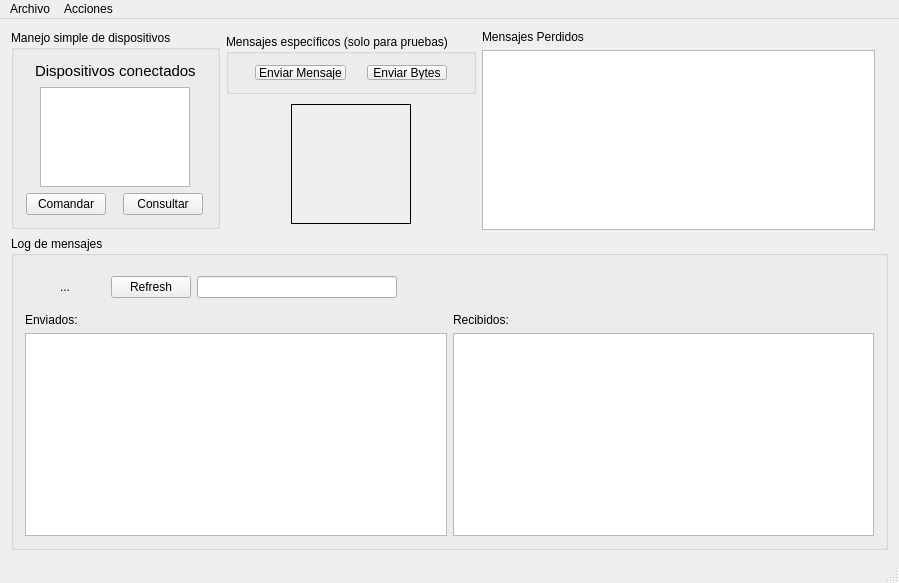
Above: mainwindow.ui from arukagiri/interfazLAC before the change. Below: the same form after it.
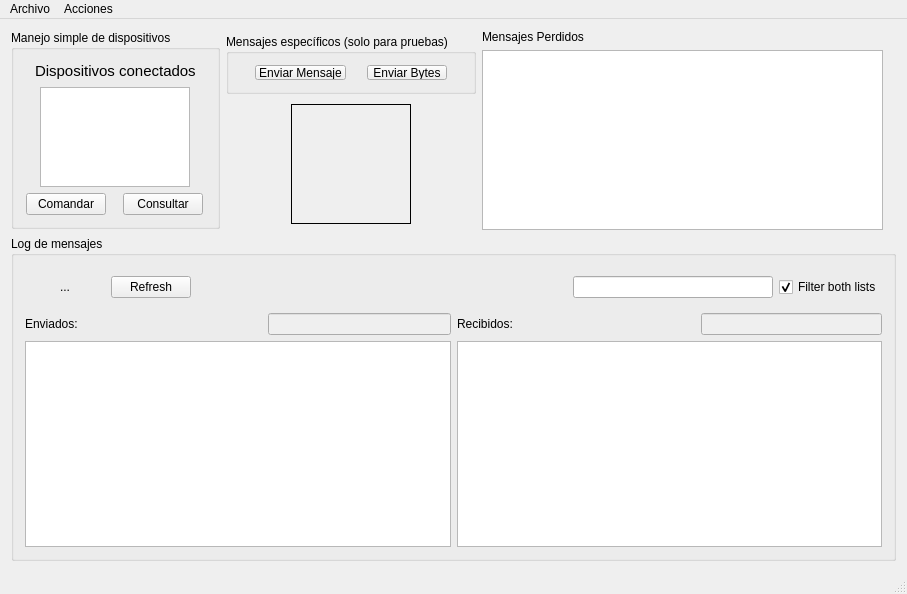
That is the form after the change. Icons and pictures are not drawn.

Commit message: Fixed search bar issues and added two more specific

Patch:
```diff
--- a/mainwindow.ui
+++ b/mainwindow.ui
@@ -6,8 +6,8 @@
    <rect>
     <x>0</x>
     <y>0</y>
-    <width>899</width>
-    <height>583</height>
+    <width>907</width>
+    <height>594</height>
    </rect>
   </property>
   <property name="windowTitle">
@@ -415,8 +415,8 @@
       <property name="title">
        <string>Log de mensajes</string>
       </property>
-      <layout class="QVBoxLayout" name="verticalLayout_6">
-       <item>
+      <layout class="QGridLayout" name="gridLayout_2">
+       <item row="0" column="0" colspan="2">
         <layout class="QHBoxLayout" name="horizontalLayout_3">
          <item>
           <widget class="QToolButton" name="logButton">
@@ -458,6 +458,19 @@
            </property>
           </widget>
          </item>
+         <item>
+          <spacer name="horizontalSpacer_2">
+           <property name="orientation">
+            <enum>Qt::Horizontal</enum>
+           </property>
+           <property name="sizeHint" stdset="0">
+            <size>
+             <width>40</width>
+             <height>20</height>
+            </size>
+           </property>
+          </spacer>
+         </item>
          <item>
           <widget class="QLineEdit" name="searchBar">
            <property name="sizePolicy">
@@ -484,25 +497,22 @@
           </widget>
          </item>
          <item>
-          <spacer name="horizontalSpacer_2">
-           <property name="orientation">
-            <enum>Qt::Horizontal</enum>
+          <widget class="QCheckBox" name="checkBox">
+           <property name="text">
+            <string>Filter both lists</string>
            </property>
-           <property name="sizeHint" stdset="0">
-            <size>
-             <width>40</width>
-             <height>20</height>
-            </size>
+           <property name="checked">
+            <bool>true</bool>
            </property>
-          </spacer>
+          </widget>
          </item>
         </layout>
        </item>
-       <item>
-        <layout class="QHBoxLayout" name="horizontalLayout_9">
-         <item>
+       <item row="1" column="0">
           <layout class="QVBoxLayout" name="verticalLayout_4">
            <item>
+          <layout class="QHBoxLayout" name="horizontalLayout_9">
+           <item>
             <widget class="QLabel" name="label_2">
              <property name="text">
               <string>Enviados:</string>
@@ -510,6 +520,31 @@
             </widget>
            </item>
            <item>
+            <spacer name="horizontalSpacer">
+             <property name="orientation">
+              <enum>Qt::Horizontal</enum>
+             </property>
+             <property name="sizeHint" stdset="0">
+              <size>
+               <width>40</width>
+               <height>20</height>
+              </size>
+             </property>
+            </spacer>
+           </item>
+           <item>
+            <widget class="QLineEdit" name="sent_searchBar">
+             <property name="enabled">
+              <bool>false</bool>
+             </property>
+             <property name="toolTip">
+              <string>&lt;html&gt;&lt;head/&gt;&lt;body&gt;&lt;p&gt;Filtro de mensajes enviados&lt;/p&gt;&lt;/body&gt;&lt;/html&gt;</string>
+             </property>
+            </widget>
+           </item>
+          </layout>
+         </item>
+         <item>
             <widget class="QTableWidget" name="tableWidget_sent">
              <property name="minimumSize">
               <size>
@@ -527,9 +562,11 @@
            </item>
           </layout>
          </item>
-         <item>
+       <item row="1" column="1">
           <layout class="QVBoxLayout" name="verticalLayout_5">
            <item>
+          <layout class="QHBoxLayout" name="horizontalLayout_10">
+           <item>
             <widget class="QLabel" name="label_3">
              <property name="text">
               <string>Recibidos:</string>
@@ -537,6 +574,31 @@
             </widget>
            </item>
            <item>
+            <spacer name="horizontalSpacer_8">
+             <property name="orientation">
+              <enum>Qt::Horizontal</enum>
+             </property>
+             <property name="sizeHint" stdset="0">
+              <size>
+               <width>40</width>
+               <height>20</height>
+              </size>
+             </property>
+            </spacer>
+           </item>
+           <item>
+            <widget class="QLineEdit" name="received_searchBar">
+             <property name="enabled">
+              <bool>false</bool>
+             </property>
+             <property name="toolTip">
+              <string>&lt;html&gt;&lt;head/&gt;&lt;body&gt;&lt;p&gt;Filtro de mensajes recibidos.&lt;/p&gt;&lt;/body&gt;&lt;/html&gt;</string>
+             </property>
+            </widget>
+           </item>
+          </layout>
+         </item>
+         <item>
             <widget class="QTableWidget" name="tableWidget_received">
              <property name="minimumSize">
               <size>
@@ -555,8 +617,6 @@
           </layout>
          </item>
         </layout>
-       </item>
-      </layout>
      </widget>
     </item>
    </layout>
@@ -566,7 +626,7 @@
     <rect>
      <x>0</x>
      <y>0</y>
-     <width>899</width>
+     <width>907</width>
      <height>20</height>
     </rect>
    </property>
```
Left out of the diff: 2 changed lines with no effect on the pictures. Lines whose indentation alone changed are shown as unchanged. The commit also changes 3 other files.
